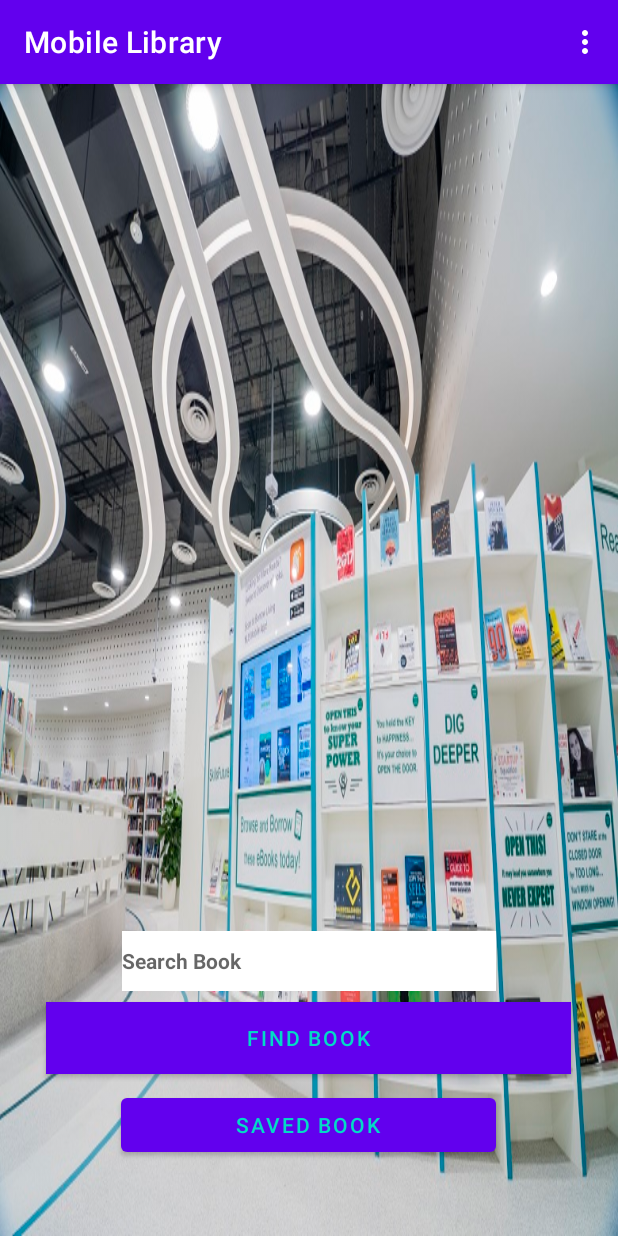
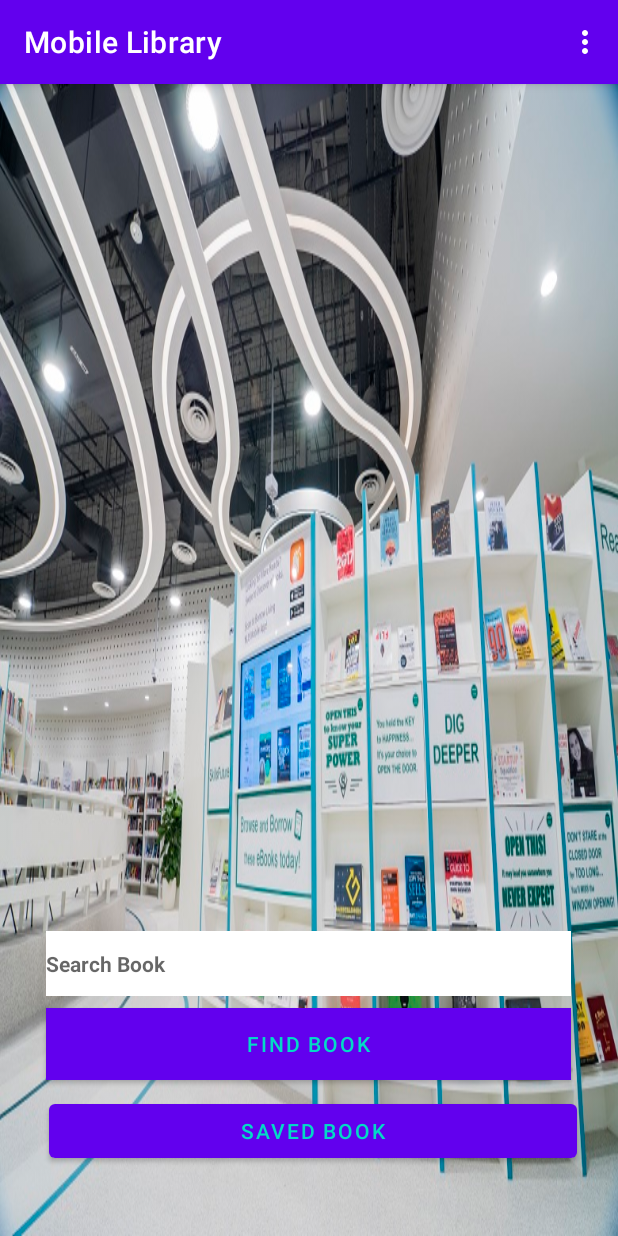
Before and after one commit to Joseph-beep-tech/Mobile-Library, an Android app: the screen it shows after launch once a user with an empty profile is signed in (MainActivity), on a phone screen of 412 x 824 dp. Run offline under Robolectric (Android 15) with nearby library versions, the phone set to English and light mode, and no system bars; our stand-ins replace ButterKnife, Firebase (no records; nobody signed in at launch, a user with empty details on screens opened directly); Roboto replaces fonts that are not available here.

Commit message:
search widget intergrated

```diff
--- a/app/src/main/res/layout/activity_main.xml
+++ b/app/src/main/res/layout/activity_main.xml
@@ -8,14 +8,13 @@
     tools:context=".MainActivity">
 
 
-
     <EditText
         android:id="@+id/bookEditText"
-        android:layout_width="249dp"
-        android:layout_height="40dp"
+        android:layout_width="350dp"
+        android:layout_height="43dp"
         android:layout_alignParentBottom="true"
         android:layout_centerHorizontal="true"
-        android:layout_marginBottom="163dp"
+        android:layout_marginBottom="160dp"
         android:background="@color/white"
         android:ems="10"
         android:hint="Search Book"
@@ -33,16 +32,18 @@
         android:text="Find Book"
         android:textColor="@color/design_default_color_secondary"
         android:background="@color/purple_200"/>
+
     <Button
-        android:layout_width="250dp"
+        android:id="@+id/savedBookButton"
+        android:layout_width="352dp"
         android:layout_height="wrap_content"
+        android:layout_alignParentEnd="true"
+        android:layout_alignParentBottom="true"
+        android:layout_marginEnd="27dp"
+        android:layout_marginBottom="46dp"
+        android:background="@color/colorAccent"
         android:text="Saved book"
-        android:id="@+id/savedBookButton"
-        android:background="@color/colorAccent"
         android:textColor="@color/design_default_color_secondary"
-        android:visibility="visible"
-        android:layout_marginBottom="50dp"
-        android:layout_alignParentBottom="true"
-        android:layout_centerHorizontal="true"/>
+        android:visibility="visible" />
 
 </RelativeLayout>
```
